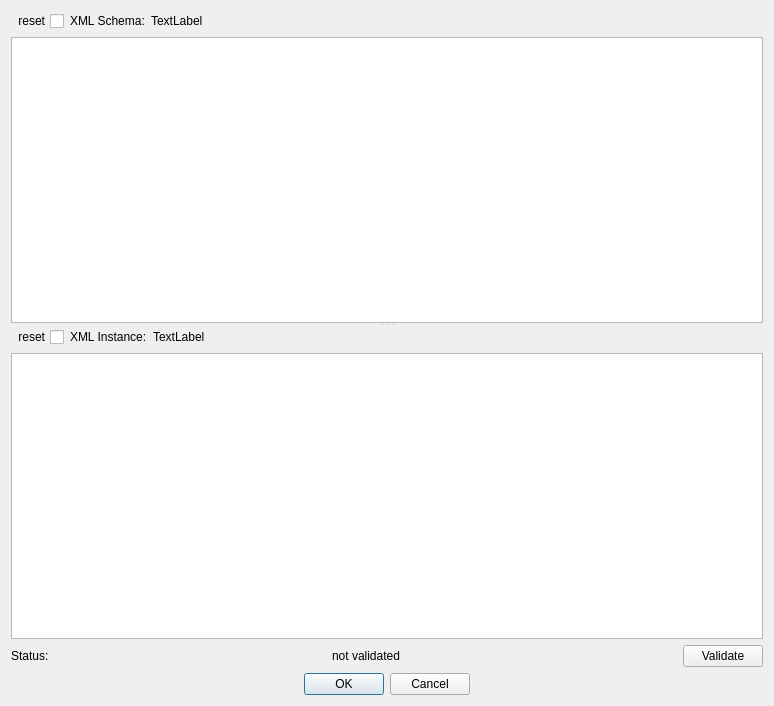
Old version of the form Multispeaker/Valid8or/Valid8.ui in the repository pnnl/ms-speak.
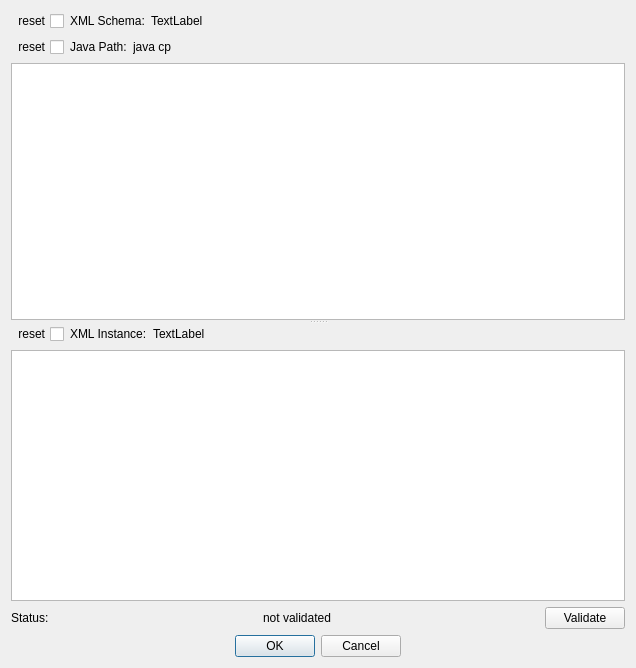
New version of the form. Custom widgets are drawn as their Qt base class.

Patch:
```diff
--- a/Multispeaker/Valid8or/Valid8.ui
+++ b/Multispeaker/Valid8or/Valid8.ui
@@ -9,8 +9,8 @@
    <rect>
     <x>0</x>
     <y>0</y>
-    <width>774</width>
-    <height>706</height>
+    <width>636</width>
+    <height>668</height>
    </rect>
   </property>
   <property name="sizePolicy">
@@ -35,18 +35,15 @@
    <string>XML Schema Validation</string>
   </property>
   <layout class="QVBoxLayout" name="verticalLayout_3">
-   <property name="sizeConstraint">
-    <enum>QLayout::SetDefaultConstraint</enum>
-   </property>
    <item>
     <widget class="QSplitter" name="splitter">
      <property name="orientation">
       <enum>Qt::Vertical</enum>
      </property>
-     <widget class="QWidget" name="layoutWidget1">
-      <layout class="QVBoxLayout" name="verticalLayout_2">
+     <widget class="QWidget" name="layoutWidget">
+      <layout class="QVBoxLayout" name="verticalLayout">
        <item>
-        <layout class="QHBoxLayout" name="horizontalLayout_4">
+        <layout class="QHBoxLayout" name="horizontalLayout_3">
          <item>
           <widget class="QCheckBox" name="resetXsd">
            <property name="enabled">
@@ -104,15 +101,74 @@
          </item>
         </layout>
        </item>
+       <item>
+        <layout class="QHBoxLayout" name="horizontalLayout_4">
+         <item>
+          <widget class="QCheckBox" name="resetJcp">
+           <property name="enabled">
+            <bool>true</bool>
+           </property>
+           <property name="layoutDirection">
+            <enum>Qt::RightToLeft</enum>
+           </property>
+           <property name="text">
+            <string>reset</string>
+           </property>
+           <property name="checkable">
+            <bool>false</bool>
+           </property>
+          </widget>
+         </item>
+         <item>
+          <widget class="QLabel" name="javaPath">
+           <property name="sizePolicy">
+            <sizepolicy hsizetype="Preferred" vsizetype="Fixed">
+             <horstretch>0</horstretch>
+             <verstretch>0</verstretch>
+            </sizepolicy>
+           </property>
+           <property name="text">
+            <string>Java Path:</string>
+           </property>
+          </widget>
+         </item>
+         <item>
+          <widget class="QLabel" name="javaCP">
+           <property name="sizePolicy">
+            <sizepolicy hsizetype="Expanding" vsizetype="Fixed">
+             <horstretch>0</horstretch>
+             <verstretch>0</verstretch>
+            </sizepolicy>
+           </property>
+           <property name="text">
+            <string>java cp</string>
+           </property>
+          </widget>
+         </item>
+         <item>
+          <spacer name="horizontalSpacer_5">
+           <property name="orientation">
+            <enum>Qt::Horizontal</enum>
+           </property>
+           <property name="sizeHint" stdset="0">
+            <size>
+             <width>118</width>
+             <height>17</height>
+            </size>
+           </property>
+          </spacer>
+         </item>
+        </layout>
+       </item>
        <item>
         <widget class="ProgressWidget" name="progressWidget"/>
        </item>
       </layout>
      </widget>
-     <widget class="QWidget" name="layoutWidget2">
-      <layout class="QVBoxLayout" name="verticalLayout1">
+     <widget class="QWidget" name="layoutWidget_2">
+      <layout class="QVBoxLayout" name="verticalLayout_2">
        <item>
-        <layout class="QHBoxLayout" name="horizontalLayout_3">
+        <layout class="QHBoxLayout" name="horizontalLayout_5">
          <item>
           <widget class="QCheckBox" name="resetXml">
            <property name="layoutDirection">
```
